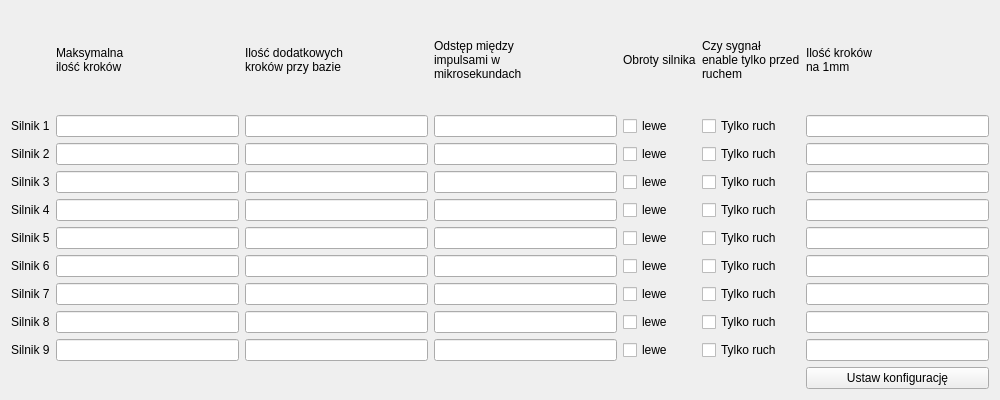
Before: the Qt Designer form CzujkiLinioweApp/sterownikustawieniawidget.ui in wiacekmarcin/CzujkiLiniowe, drawn with Qt 5.
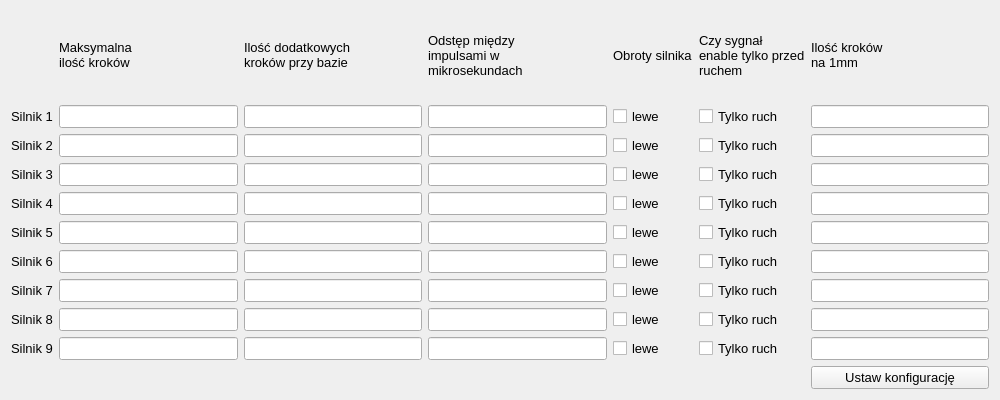
After: the same form once the commit is applied.

What changed in the file:
```diff
--- a/CzujkiLinioweApp/sterownikustawieniawidget.ui
+++ b/CzujkiLinioweApp/sterownikustawieniawidget.ui
@@ -22,6 +22,12 @@
     <height>1200</height>
    </size>
   </property>
+  <property name="font">
+   <font>
+    <family>Arial</family>
+    <pointsize>10</pointsize>
+   </font>
+  </property>
   <property name="windowTitle">
    <string>Form</string>
   </property>
```
